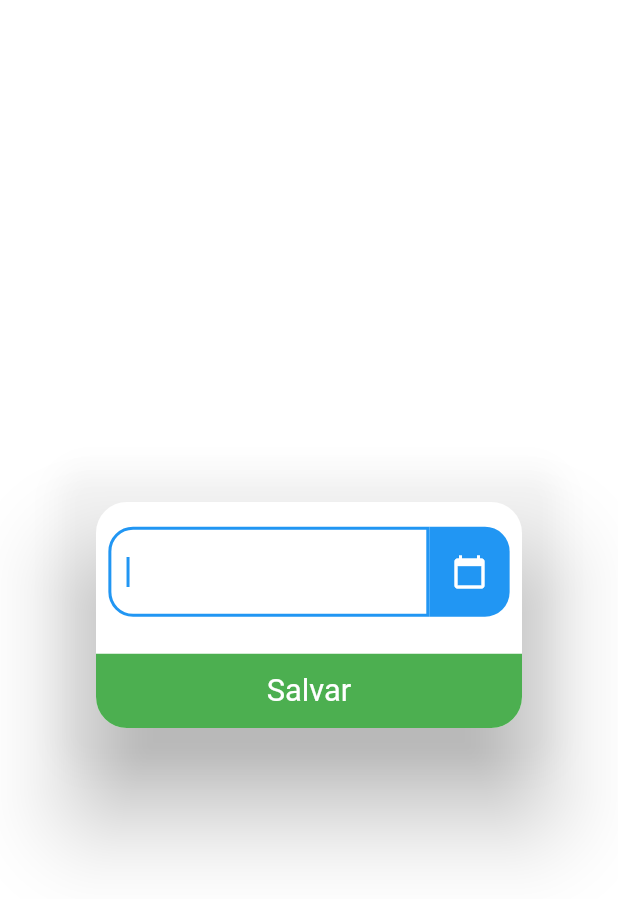
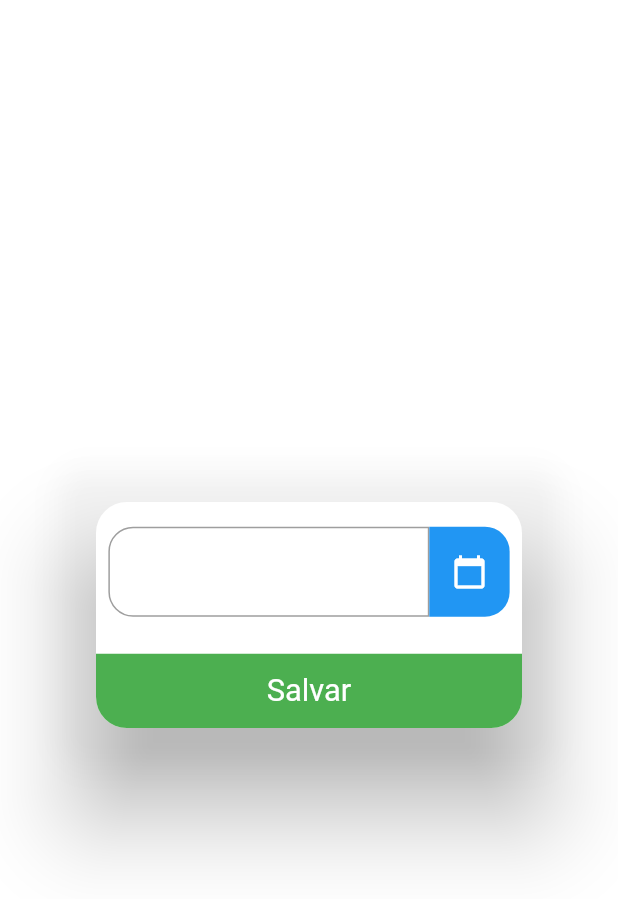
Before and after one commit to td-santos/Flutter_TodoList_Firebase, a Flutter app: the DialogAddTask widget shown alone on an empty page, opened directly, on a phone screen of 412 x 824 dp. Shown: the top 899 px of the screen. Run offline on Flutter 3.47's test engine with Material 2 defaults, Android fonts, the phone set to English and light mode, and no system bars; our stand-ins replace cloud_firestore, firebase_auth, flutter_mobx, google_sign_in, mobx, shared_preferences and 1 more; accounts and stored records are empty; generated files the repository leaves out were written again.

Commit message:
commit dialog deletar
- add layout dark in dialg and fix bug small screen

```diff
--- a/clean_tasks/lib/Widgets/DialogAddTask.dart
+++ b/clean_tasks/lib/Widgets/DialogAddTask.dart
@@ -84,7 +84,7 @@ class _DialogAddTaskState extends State<DialogAddTask>
                       keyboardType: TextInputType.multiline,
                       maxLines: 15,
                       minLines: 1,
-                      autofocus: true,
+                      //autofocus: true,
                       controller: _textController,
                       decoration: InputDecoration(
                           border: OutlineInputBorder(
--- a/clean_tasks/lib/Widgets/TaskItem.dart
+++ b/clean_tasks/lib/Widgets/TaskItem.dart
@@ -136,7 +136,7 @@ class _TaskItemState extends State<TaskItem> {
                           content: Container(
                             padding: EdgeInsets.all(10),
                             decoration: BoxDecoration(
-                              color: Colors.white,
+                              color:widget.darkMode ==true? Colors.grey[850] : Colors.white,
                               borderRadius: BorderRadius.circular(15)
                             ),
                             width: width,
@@ -144,7 +144,8 @@ class _TaskItemState extends State<TaskItem> {
                               mainAxisAlignment: MainAxisAlignment.spaceBetween,
                               children: <Widget>[
                                 Text("  Deletar Item?",style: TextStyle(
-                                  fontSize: 20
+                                  fontSize: width * 0.05,
+                                  color: widget.darkMode == true ?Colors.grey[300]: Colors.white
                                 ),),
                                 SizedBox(width: 10,),
                                 GestureDetector(
```
